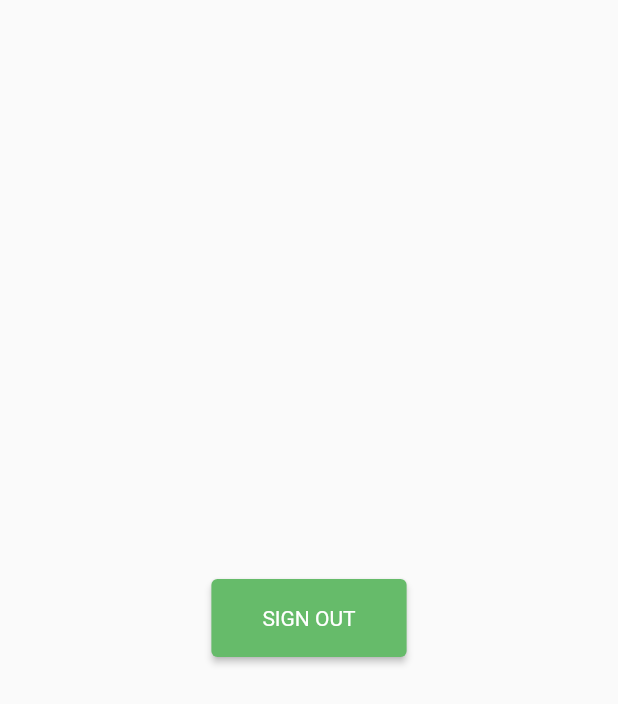
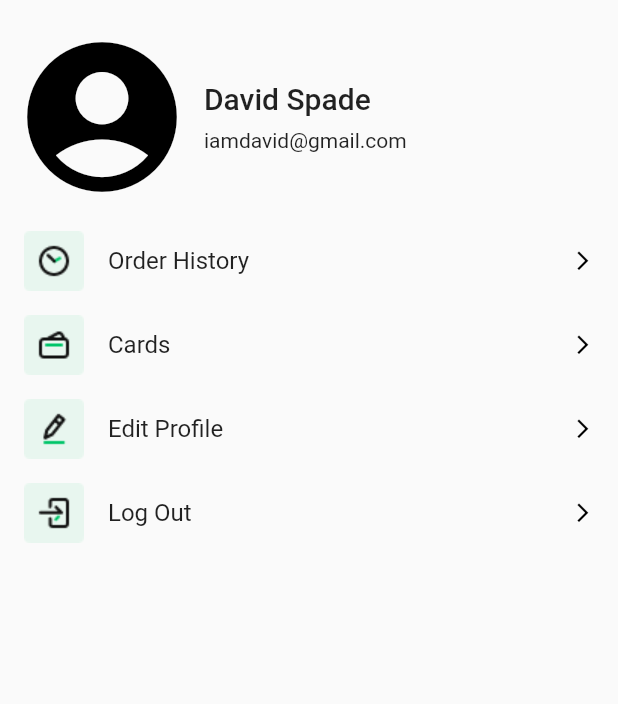
Before and after one commit to ryanrawlinson/savvy_shopper, a Flutter app: the AccountContent widget shown alone on an empty page, opened directly, on a phone screen of 412 x 824 dp. Shown: the top 704 px of the screen. Run offline on Flutter 3.47's test engine with Material 2 defaults, Android fonts, the phone set to English and light mode, and no system bars; our stand-ins replace cached_network_image, firebase_auth, firebase_core, google_sign_in, modal_progress_hud; accounts and stored records are empty; network calls fail.

Commit message:
updated sign out.

```diff
--- a/lib/components/explore/explore_bottom_navbar.dart
+++ b/lib/components/explore/explore_bottom_navbar.dart
@@ -9,7 +9,7 @@ class ExploreBottomNavBar extends StatelessWidget {
 
   final List<BottomNavigationBarItem> _bottomNavItems = [
     BottomNavigationBarItem(
-      title: Text('Explore'),
+      label: 'Explore',
       icon: Icon(
         Icons.whatshot_outlined,
         color: Colors.black,
@@ -19,7 +19,7 @@ class ExploreBottomNavBar extends StatelessWidget {
       ),
     ),
     BottomNavigationBarItem(
-      title: Text('Cart'),
+      label: 'Cart',
       icon: Icon(
         Icons.shopping_cart_outlined,
         color: Colors.black,
@@ -29,7 +29,7 @@ class ExploreBottomNavBar extends StatelessWidget {
       ),
     ),
     BottomNavigationBarItem(
-      title: Text('Account'),
+      label: 'Account',
       icon: Icon(
         Icons.account_circle_outlined,
         color: Colors.black,
--- a/lib/screens/account_content.dart
+++ b/lib/screens/account_content.dart
@@ -8,23 +8,108 @@ class AccountContent extends StatelessWidget {
   final AuthManager _authManager = AuthManager();
   @override
   Widget build(BuildContext context) {
-    return Center(
-      child: GreenElevatedButton(
-        buttonText: 'SIGN OUT',
-        onClick: () async {
-          await _authManager.signOut();
+    return SafeArea(
+      child: Column(
+        crossAxisAlignment: CrossAxisAlignment.stretch,
+        children: [
+          SizedBox(
+            height: 10.0,
+          ),
+          Padding(
+            padding: const EdgeInsets.all(8.0),
+            child: Row(
+              children: [
+                Icon(
+                  Icons.account_circle,
+                  color: Colors.black,
+                  size: 120.0,
+                ),
+                Padding(
+                  padding: EdgeInsets.only(left: 8.0),
+                  child: Column(
+                    crossAxisAlignment: CrossAxisAlignment.start,
+                    children: [
+                      Text(
+                        'David Spade',
+                        style: Theme.of(context).textTheme.headline6,
+                      ),
+                      Padding(
+                        padding: EdgeInsets.only(top: 8.0),
+                        child: Text('iamdavid@gmail.com'),
+                      ),
+                    ],
+                  ),
+                ),
+              ],
+            ),
+          ),
+          ListTile(
+            leading: Image.asset('images/icon_order_history.png'),
+            title: Text('Order History'),
+            trailing: Icon(
+              Icons.arrow_forward_ios_sharp,
+              size: 15,
+              color: Colors.black,
+            ),
+          ),
+          ListTile(
+            leading: Image.asset('images/icon_cards.png'),
+            title: Text('Cards'),
+            trailing: Icon(
+              Icons.arrow_forward_ios_sharp,
+              size: 15,
+              color: Colors.black,
+            ),
+          ),
+          ListTile(
+            leading: Image.asset('images/icon_edit_profile.png'),
+            title: Text('Edit Profile'),
+            trailing: Icon(
+              Icons.arrow_forward_ios_sharp,
+              size: 15,
+              color: Colors.black,
+            ),
+          ),
+          ListTile(
+            leading: Image.asset('images/icon_logout.png'),
+            title: Text('Log Out'),
+            trailing: Icon(
+              Icons.arrow_forward_ios_sharp,
+              size: 15,
+              color: Colors.black,
+            ),
+            onTap: () async {
+              await _authManager.signOut();
 
-          print(_authManager.getUser());
-
-          if (_authManager.getUser() == null) {
-            Navigator.popUntil(
-                context, ModalRoute.withName(LoginScreen.routeName));
-          } else {
-            showAlertDialog(context, 'Sign out failed',
-                'Sign out could not be completed, please try again.');
-          }
-        },
+              if (_authManager.getUser() == null) {
+                Navigator.popUntil(
+                  context,
+                  ModalRoute.withName(LoginScreen.routeName),
+                );
+              }
+            },
+          ),
+        ],
       ),
     );
   }
 }
+
+// Center(
+// child: GreenElevatedButton(
+// buttonText: 'SIGN OUT',
+// onClick: () async {
+// await _authManager.signOut();
+//
+// print(_authManager.getUser());
+//
+// if (_authManager.getUser() == null) {
+// Navigator.popUntil(
+// context, ModalRoute.withName(LoginScreen.routeName));
+// } else {
+// showAlertDialog(context, 'Sign out failed',
+// 'Sign out could not be completed, please try again.');
+// }
+// },
+// ),
+// );
--- a/pubspec.yaml
+++ b/pubspec.yaml
@@ -54,6 +54,7 @@ flutter:
   # To add assets to your application, add an assets section, like this:
   assets:
     - images/
+    - data/
 
   # An image asset can refer to one or more resolution-specific "variants", see
   # https://flutter.dev/assets-and-images/#resolution-aware.
```
Also changed, not shown: data/credit_cards.json (added, +14 -0 lines), lib/models/credit_card.dart (added, +31 -0 lines), lib/screens/app_container.dart (+6 -6 lines), lib/screens/explore_content.dart (+14 -2 lines), images/icon_cards.png (added), images/icon_edit_profile.png (added), images/icon_logout.png (added), images/icon_order_history.png (added), 222 other files.
